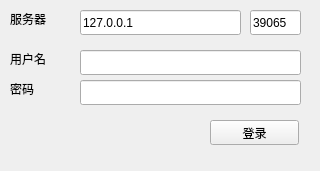
The window that src/game/ui/login.ui (SingingRivulet/Smoothly) describes before a commit, drawn with Qt 5.
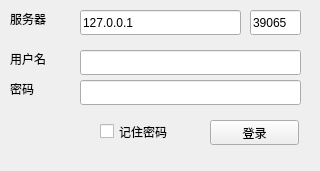
The same window after the commit.

Commit message: 加入记住密码

Patch:
```diff
--- a/src/game/ui/login.ui
+++ b/src/game/ui/login.ui
@@ -112,6 +112,19 @@
      <string>服务器</string>
     </property>
    </widget>
+   <widget class="QCheckBox" name="checkBox_saveUser">
+    <property name="geometry">
+     <rect>
+      <x>100</x>
+      <y>120</y>
+      <width>92</width>
+      <height>23</height>
+     </rect>
+    </property>
+    <property name="text">
+     <string>记住密码</string>
+    </property>
+   </widget>
   </widget>
  </widget>
  <resources/>
```
The commit also changes 2 other files.
